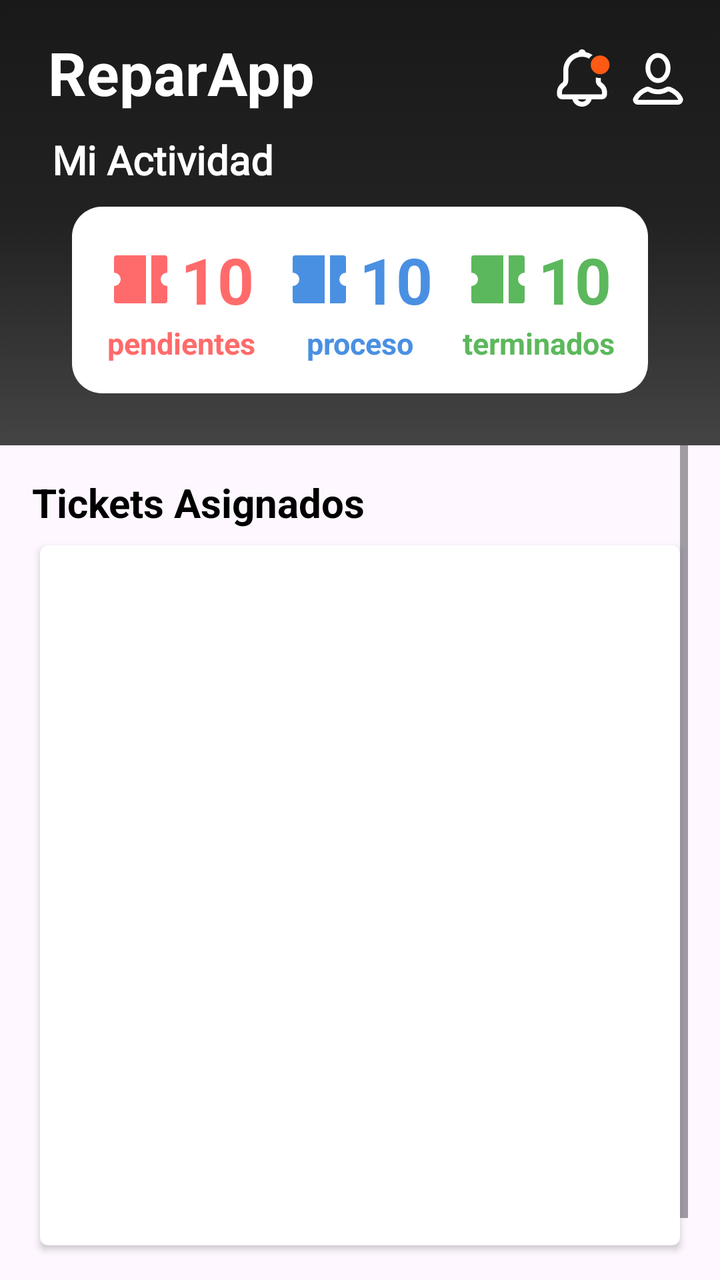
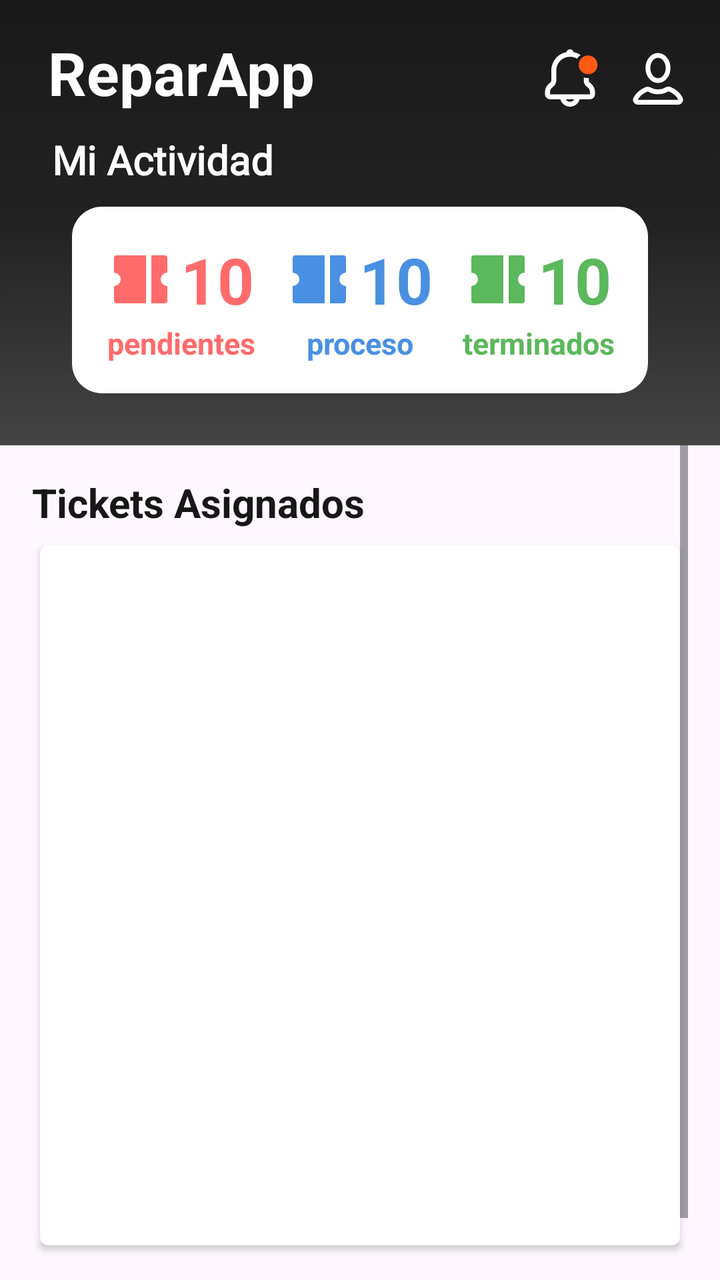

Screens rendered from an Android XML layout before and after an edit, with the pre-edit source and the edit as a unified diff.
<!-- AndroidManifest.xml: application theme Theme.ReparApp -->
<!-- res/layout/fragment_home_technical.xml -->
<?xml version="1.0" encoding="utf-8"?>
<LinearLayout xmlns:android="http://schemas.android.com/apk/res/android"
    xmlns:app="http://schemas.android.com/apk/res-auto"
    xmlns:tools="http://schemas.android.com/tools"
    android:layout_width="match_parent"
    android:orientation="vertical"
    android:layout_height="match_parent">

    <LinearLayout
        android:layout_width="match_parent"
        android:layout_height="match_parent"
        android:orientation="vertical">

        <LinearLayout
            android:layout_width="match_parent"
            android:layout_height="wrap_content"
            android:background="@drawable/bg_fondo"
            android:orientation="vertical"
            android:padding="16dp"
            >
            <androidx.constraintlayout.widget.ConstraintLayout
                android:id="@+id/headerLayout"
                android:layout_width="match_parent"
                android:layout_height="wrap_content"
                android:gravity="center_vertical"
                android:orientation="horizontal"
                >

                <TextView
                    android:id="@+id/tv_titulo_home"
                    android:layout_width="wrap_content"
                    android:layout_height="wrap_content"
                    android:layout_marginStart="8dp"
                    android:text="@string/home"
                    android:textColor="@android:color/white"
                    android:textSize="30sp"
                    android:textStyle="bold"
                    app:layout_constraintStart_toStartOf="parent"
                    app:layout_constraintTop_toTopOf="parent" />

                <ImageView
                    android:id="@+id/img_usuario_notificacion"
                    android:layout_width="30dp"
                    android:layout_height="30dp"
                    android:layout_marginTop="8dp"
                    android:layout_marginEnd="8dp"
                    android:src="@drawable/icon_noti_act"
                    app:layout_constraintEnd_toStartOf="@id/img_usuario_perfil"
                    app:layout_constraintTop_toTopOf="parent" />

                <ImageView
                    android:id="@+id/img_usuario_perfil"
                    android:layout_width="30dp"
                    android:layout_height="30dp"
                    android:layout_marginTop="8dp"
                    android:src="@drawable/icon_profile_pru"
                    app:layout_constraintEnd_toEndOf="parent"
                    app:layout_constraintTop_toTopOf="parent" />

            </androidx.constraintlayout.widget.ConstraintLayout>

            <TextView
                android:layout_width="wrap_content"
                android:layout_height="wrap_content"
                android:fontFamily="@font/roboto_bold"
                android:layout_marginStart="10dp"
                android:text="Mi Actividad"
                android:textColor="@color/white"
                android:layout_marginTop="10dp"
                android:textSize="20sp"
                android:textStyle="bold" />

            <LinearLayout
                android:layout_width="match_parent"
                android:layout_height="wrap_content"
                android:layout_marginTop="8dp"
                android:layout_marginBottom="10dp"
                android:layout_marginHorizontal="20dp"
                android:layout_marginVertical="10dp"
                android:orientation="horizontal"
                android:background="@drawable/bg_background_white"
                android:paddingHorizontal="10dp"
                android:paddingVertical="5dp"
                >

                <androidx.constraintlayout.widget.ConstraintLayout
                        android:layout_width="80dp"
                        android:layout_height="wrap_content"
                        android:layout_weight="1"
                        android:gravity="center"
                        android:orientation="horizontal"
                        android:paddingVertical="10dp">

                        <LinearLayout
                            android:id="@+id/cantidad_pendiente"
                            android:layout_width="wrap_content"
                            android:layout_height="wrap_content"
                            android:gravity="center_horizontal"
                            android:orientation="horizontal"
                            app:layout_constraintEnd_toEndOf="parent"
                            app:layout_constraintStart_toStartOf="parent"
                            app:layout_constraintTop_toTopOf="parent">

                            <ImageView
                                android:id="@+id/img_ticket_pendientes"
                                android:layout_width="32dp"
                                android:layout_height="32dp"
                                android:layout_gravity="center"
                                android:contentDescription="Ticket Icon"
                                android:src="@drawable/icon_ticket_white"
                                app:tint="#FF6B6B" />

                            <TextView
                                android:id="@+id/tv_tickets_pendientes"
                                android:layout_width="wrap_content"
                                android:layout_height="wrap_content"
                                android:layout_marginStart="4dp"
                                android:text="10"
                                android:textColor="#FF6B6B"
                                android:textSize="32sp"
                                android:textStyle="bold"
                                app:layout_constraintStart_toEndOf="@id/img_ticket_pendientes"
                                app:layout_constraintTop_toTopOf="parent" />

                        </LinearLayout>

                        <TextView
                            android:layout_width="wrap_content"
                            android:layout_height="wrap_content"
                            android:text="@string/pendientes"
                            android:textColor="#FF6B6B"
                            android:textSize="15sp"
                            android:textStyle="bold"
                            app:layout_constraintEnd_toEndOf="parent"
                            app:layout_constraintStart_toStartOf="parent"
                            app:layout_constraintTop_toBottomOf="@id/cantidad_pendiente" />
                    </androidx.constraintlayout.widget.ConstraintLayout>
                <androidx.constraintlayout.widget.ConstraintLayout
                        android:layout_width="80dp"
                        android:layout_height="wrap_content"
                        android:gravity="center"
                        android:layout_weight="1"
                        android:orientation="horizontal"
                        android:paddingVertical="10dp">

                        <LinearLayout
                            android:id="@+id/cantidad_asignado"
                            android:layout_width="wrap_content"
                            android:layout_height="wrap_content"
                            android:gravity="center_horizontal"
                            android:orientation="horizontal"
                            app:layout_constraintEnd_toEndOf="parent"
                            app:layout_constraintStart_toStartOf="parent"
                            app:layout_constraintTop_toTopOf="parent">

                            <ImageView
                                android:layout_width="32dp"
                                android:layout_height="32dp"
                                android:layout_gravity="center"
                                android:contentDescription="Ticket Icon"
                                android:src="@drawable/icon_ticket_white"
                                app:tint="#4A90E2" />

                            <TextView
                                android:id="@+id/tv_tickets_asignados"
                                android:layout_width="wrap_content"
                                android:layout_height="wrap_content"
                                android:layout_marginStart="4dp"
                                android:text="10"
                                android:textColor="#4A90E2"
                                android:textSize="32sp"
                                android:textStyle="bold" />

                        </LinearLayout>

                        <TextView
                            android:layout_width="wrap_content"
                            android:layout_height="wrap_content"
                            android:text="proceso"
                            android:textColor="#4A90E2"
                            android:textSize="15sp"
                            android:textStyle="bold"
                            app:layout_constraintEnd_toEndOf="parent"
                            app:layout_constraintStart_toStartOf="parent"
                            app:layout_constraintTop_toBottomOf="@id/cantidad_asignado" />
                    </androidx.constraintlayout.widget.ConstraintLayout>
                <androidx.constraintlayout.widget.ConstraintLayout
                        android:layout_width="80dp"
                        android:layout_height="wrap_content"
                        android:layout_weight="1"
                        android:gravity="center"
                        android:orientation="horizontal"
                        android:paddingVertical="10dp">

                        <LinearLayout
                            android:id="@+id/cantidad_pentdiente"
                            android:layout_width="wrap_content"
                            android:layout_height="wrap_content"
                            android:gravity="center_horizontal"
                            android:orientation="horizontal"
                            app:layout_constraintEnd_toEndOf="parent"
                            app:layout_constraintStart_toStartOf="parent"
                            app:layout_constraintTop_toTopOf="parent">

                            <ImageView
                                android:id="@+id/img_ticket_terminados"
                                android:layout_width="32dp"
                                android:layout_height="32dp"
                                android:layout_gravity="center"
                                android:contentDescription="Ticket Icon"
                                android:src="@drawable/icon_ticket_white"
                                app:tint="#5CB85C" />

                            <TextView
                                android:id="@+id/tv_tickets_terminados"
                                android:layout_width="wrap_content"
                                android:layout_height="wrap_content"
                                android:layout_marginStart="4dp"
                                android:text="10"
                                android:textColor="#5CB85C"
                                android:textSize="32sp"
                                android:textStyle="bold"
                                app:layout_constraintStart_toEndOf="@id/img_ticket_pendientes"
                                app:layout_constraintTop_toTopOf="parent" />

                        </LinearLayout>

                        <TextView
                            android:layout_width="wrap_content"
                            android:layout_height="wrap_content"
                            android:text="terminados"
                            android:textColor="#5CB85C"
                            android:textSize="15sp"
                            android:textStyle="bold"
                            app:layout_constraintEnd_toEndOf="parent"
                            app:layout_constraintStart_toStartOf="parent"
                            app:layout_constraintTop_toBottomOf="@id/cantidad_pentdiente" />
                    </androidx.constraintlayout.widget.ConstraintLayout>

            </LinearLayout>
        </LinearLayout>


        <LinearLayout
            android:layout_width="match_parent"
            android:layout_height="wrap_content"
            android:layout_marginHorizontal="16dp"
            android:layout_weight="1"
            android:orientation="vertical">

            <ScrollView
                android:layout_width="match_parent"
                android:layout_height="match_parent"
                android:fillViewport="true">
                <LinearLayout
                    android:layout_width="match_parent"
                    android:layout_height="match_parent"
                    android:orientation="vertical">
                    <androidx.constraintlayout.widget.ConstraintLayout
                        android:layout_width="match_parent"
                        android:layout_height="wrap_content"
                        android:layout_marginTop="15dp">

                        <TextView
                            android:id="@+id/tv_titulo_mis_tickets"
                            android:layout_width="wrap_content"
                            android:layout_height="wrap_content"
                            android:text="Tickets Asignados"
                            android:textColor="@color/black"
                            android:textSize="20sp"
                            android:textStyle="bold"
                            app:layout_constraintBottom_toBottomOf="parent"
                            app:layout_constraintStart_toStartOf="parent"
                            app:layout_constraintTop_toTopOf="parent" />

                        
                        
                        
                        
                        
                        
                        
                        
                        
                        
                        
                    </androidx.constraintlayout.widget.ConstraintLayout>

                    <androidx.cardview.widget.CardView
                        android:layout_width="match_parent"
                        android:layout_height="350dp"
                        android:layout_marginHorizontal="4dp"
                        android:layout_marginTop="8dp"
                        app:cardCornerRadius="4dp">

                        <TextView
                            android:id="@+id/tv_no_tickets"
                            android:layout_width="match_parent"
                            android:layout_height="wrap_content"
                            android:text="No hay tickets registrados"
                            android:gravity="center"
                            android:textSize="16sp"
                            android:textColor="@color/black"
                            android:visibility="gone"
                            android:layout_marginTop="10dp"
                            />

                        <androidx.recyclerview.widget.RecyclerView
                            android:id="@+id/rv_historial_tickets"
                            android:layout_width="match_parent"
                            android:layout_height="wrap_content"
                            android:paddingHorizontal="10dp"
                            tools:layoutManager="LinearLayoutManager"
                            tools:listitem="@layout/item_ticket"
                            tools:orientation="vertical" />
                    </androidx.cardview.widget.CardView>

                    <androidx.constraintlayout.widget.ConstraintLayout
                        android:layout_width="match_parent"
                        android:layout_height="wrap_content"
                        android:layout_marginTop="14dp">

                        <TextView
                            android:id="@+id/tv_tips_soluciones"
                            android:layout_width="wrap_content"
                            android:layout_height="wrap_content"
                            android:text="Tips y Soluciones"
                            android:textColor="@color/black"
                            android:textSize="20sp"
                            android:textStyle="bold"
                            app:layout_constraintBottom_toBottomOf="parent"
                            app:layout_constraintStart_toStartOf="parent"
                            app:layout_constraintTop_toTopOf="parent" />

                        <TextView
                            android:id="@+id/tv_ver_mas"
                            android:layout_width="wrap_content"
                            android:layout_height="24dp"
                            android:text="Ver Más"
                            android:textColor="#5D5D5D"
                            android:textSize="16dp"
                            android:textStyle="bold"
                            app:layout_constraintBottom_toBottomOf="@id/tv_tips_soluciones"
                            app:layout_constraintEnd_toEndOf="parent"
                            app:layout_constraintTop_toTopOf="parent" />
                    </androidx.constraintlayout.widget.ConstraintLayout>


                    <androidx.recyclerview.widget.RecyclerView
                        android:id="@+id/rv_base_conocimientos"
                        android:layout_width="match_parent"
                        android:layout_height="wrap_content"
                        android:layout_marginTop="10dp"
                        android:scrollbars="none"
                        tools:layoutManager="LinearLayoutManager"
                        tools:listitem="@layout/item_know_prueba"
                        tools:orientation="horizontal" />
                </LinearLayout>
            </ScrollView>


        </LinearLayout>



    </LinearLayout>
</LinearLayout>
<!-- res/layout/item_ticket.xml (included above) -->
<?xml version="1.0" encoding="utf-8"?>
<LinearLayout xmlns:android="http://schemas.android.com/apk/res/android"
    android:layout_width="match_parent"
    android:layout_height="80dp"
    xmlns:app="http://schemas.android.com/apk/res-auto"
    android:layout_marginHorizontal="8dp"
    android:layout_marginBottom="8dp"
    android:orientation="horizontal"
    android:gravity="center_vertical"

    >


        <ImageView
            android:id="@+id/ticketIcon"
            android:layout_width="45dp"
            android:layout_height="45dp"
            android:src="@drawable/icon_ticket_prueba"
            android:contentDescription="Ticket Type Icon"
            app:tint="@android:color/black"
            android:layout_marginEnd="12dp" />

        <LinearLayout
            android:layout_width="0dp"
            android:layout_height="wrap_content"
            android:layout_weight="1"
            android:layout_marginEnd="10dp"
            android:orientation="vertical">

            <TextView
                android:id="@+id/ticket_codigo"
                android:layout_width="wrap_content"
                android:layout_height="wrap_content"
                android:text="TICKET"
                android:maxLines="1"
                android:textColor="@android:color/black"
                android:textSize="16sp"

                android:textStyle="bold" />

            <TextView
                android:id="@+id/ticket_fecha_reporte"
                android:layout_width="wrap_content"
                android:layout_height="wrap_content"
                android:text="12 Mayo 2025 - 9:14 Am"
                android:textColor="@color/grey"
                android:textSize="14sp"
                android:layout_marginTop="4dp" />

        </LinearLayout>

        <com.google.android.material.button.MaterialButton
            android:id="@+id/btn_ticket_ver_detalle"
            android:layout_width="wrap_content"
            android:layout_height="50dp"
            android:text="Ir"
            android:textColor="@android:color/white"
            android:backgroundTint = "@color/black"
            android:textSize="16sp"
            android:paddingHorizontal="10dp"
            android:textAllCaps="false"
            android:minWidth="0dp"
            app:icon="@drawable/ic_arrow_right"
            app:iconGravity="end"
            app:cornerRadius="5dp"/>


    </LinearLayout>
<!-- res/layout/item_know_prueba.xml (included above) -->
<?xml version="1.0" encoding="utf-8"?>
<androidx.cardview.widget.CardView android:layout_width="match_parent"
    android:layout_height="wrap_content"
    xmlns:app="http://schemas.android.com/apk/res-auto"
    app:cardCornerRadius="4dp"
    android:layout_margin="4dp"
    xmlns:android="http://schemas.android.com/apk/res/android">
        <LinearLayout
            android:layout_width="match_parent"
            android:layout_height="110dp"
            android:gravity="start|center"
            android:orientation="vertical"
            android:paddingHorizontal="10dp"
            >

            <TextView
                android:id="@+id/tv_nombre_problema"
                android:layout_width="wrap_content"
                android:layout_height="wrap_content"
                android:gravity="start|center"
                android:text="Pantalla rota de iphone 15"
                android:textSize="18dp"
                android:textAppearance="?attr/textAppearanceHeadline6" />

            <TextView
                android:id="@+id/tv_descripcion_solucion"
                android:layout_width="wrap_content"
                android:layout_height="wrap_content"
                android:layout_marginTop="10dp"
                android:textSize="16dp"
                android:maxLines="2"
                android:ellipsize="end"
                android:textColor="#505050"
                android:text="Para el cambio de pantalla de este modelo, debemos consultar con la guía específica ..."
                android:textAppearance="?attr/textAppearanceBody1" />

        </LinearLayout>
    </androidx.cardview.widget.CardView>
<!-- resources referenced by this layout -->
<resources>
  <color name="black">#FF000000</color>
  <color name="grey">#828282</color>
  <color name="white">#FFFFFFFF</color>
  <!-- drawable bg_background_white (drawable) -->
  <?xml version="1.0" encoding="utf-8"?>
  <selector xmlns:android="http://schemas.android.com/apk/res/android">
      <item>
          <shape android:shape="rectangle">
              <solid android:color="@color/white"/>
              <corners android:radius="15dp"/>
          </shape>
      </item>
  </selector>
  <!-- drawable bg_fondo (drawable) -->
  <?xml version="1.0" encoding="utf-8"?>
  <selector xmlns:android="http://schemas.android.com/apk/res/android">
      <item>
          <shape android:shape="rectangle">
              <gradient
                  android:type="linear"
                  android:angle="270"
                  android:startColor="#191919"
                  android:centerColor="#222222"
                  android:endColor="#444444"
                  android:gradientRadius="0.8"
              />
          </shape>
      </item>
  </selector>
  <!-- drawable icon_profile_pru (drawable) -->
  <vector xmlns:android="http://schemas.android.com/apk/res/android"
      android:width="50dp"
      android:height="50dp"
      android:viewportWidth="50"
      android:viewportHeight="50">
    <path
        android:pathData="M25,6.167C29.323,6.167 33.416,10.511 33.416,16.667C33.416,22.822 29.323,27.166 25,27.167C20.678,27.167 16.583,22.823 16.583,16.667C16.583,10.511 20.678,6.167 25,6.167Z"
        android:strokeWidth="4"
        android:fillColor="#00000000"
        android:strokeColor="#ffffff"/>
    <path
        android:pathData="M32.695,34.381C33.067,34.158 33.845,34.058 34.723,34.336C38.902,36.061 42.012,38.869 43.628,42.101C44.321,43.487 43.327,45.249 41.458,45.249H8.542C7.655,45.249 6.904,44.805 6.484,44.204C6.081,43.626 6.015,42.975 6.345,42.364L6.358,42.337L6.372,42.31C7.996,39.062 11.13,36.239 15.341,34.516L15.41,34.488L15.477,34.454C15.997,34.194 16.761,34.22 17.482,34.483C19.801,35.839 22.187,36.541 25,36.541C27.884,36.541 30.321,35.805 32.695,34.381Z"
        android:strokeWidth="4"
        android:fillColor="#00000000"
        android:strokeColor="#ffffff"/>
  </vector>
  <!-- drawable icon_ticket_white (drawable) -->
  <vector xmlns:android="http://schemas.android.com/apk/res/android"
      android:width="24dp"
      android:height="24dp"
      android:viewportWidth="24"
      android:viewportHeight="24">
    <path
        android:fillColor="#FF000000"
        android:pathData="M14,3v18L3,21a1,1 0,0 1,-1 -1v-5.5a2.5,2.5 0,1 0,0 -5L2,4a1,1 0,0 1,1 -1h11zM16,3h5a1,1 0,0 1,1 1v5.5a2.5,2.5 0,1 0,0 5L22,20a1,1 0,0 1,-1 1h-5L16,3z"/>
  </vector>
  <string name="home">ReparApp</string>
  <string name="pendientes">pendientes</string>
  <style name="Theme.ReparApp" parent="Base.Theme.ReparApp" />
  <style name="Base.Theme.ReparApp" parent="Theme.Material3.DayNight.NoActionBar">
          
          
      </style>
  <!-- unchanged entries left out for length: 3 -->
</resources>

<!-- the commit's change to res/layout/fragment_home_technical.xml (unified diff, before → after) -->
@@ -43,7 +43,7 @@
                     android:layout_width="30dp"
                     android:layout_height="30dp"
                     android:layout_marginTop="8dp"
-                    android:layout_marginEnd="8dp"
+                    android:layout_marginEnd="14dp"
                     android:src="@drawable/icon_noti_act"
                     app:layout_constraintEnd_toStartOf="@id/img_usuario_perfil"
                     app:layout_constraintTop_toTopOf="parent" />
@@ -266,7 +266,7 @@
                             android:layout_width="wrap_content"
                             android:layout_height="wrap_content"
                             android:text="Tickets Asignados"
-                            android:textColor="@color/black"
+                            android:textColor="@color/primary_title"
                             android:textSize="20sp"
                             android:textStyle="bold"
                             app:layout_constraintBottom_toBottomOf="parent"
@@ -325,7 +325,7 @@
                             android:layout_width="wrap_content"
                             android:layout_height="wrap_content"
                             android:text="Tips y Soluciones"
-                            android:textColor="@color/black"
+                            android:textColor="@color/primary_title"
                             android:textSize="20sp"
                             android:textStyle="bold"
                             app:layout_constraintBottom_toBottomOf="parent"
@@ -353,7 +353,7 @@
                         android:layout_marginTop="10dp"
                         android:scrollbars="none"
                         tools:layoutManager="LinearLayoutManager"
-                        tools:listitem="@layout/item_know_prueba"
+                        tools:listitem="@layout/item_know"
                         tools:orientation="horizontal" />
                 </LinearLayout>
             </ScrollView>
@@ -401,7 +401,7 @@
                 android:layout_height="wrap_content"
                 android:text="TICKET"
                 android:maxLines="1"
-                android:textColor="@android:color/black"
+                android:textColor="@color/primary_title"
                 android:textSize="16sp"
 
                 android:textStyle="bold" />
@@ -423,7 +423,7 @@
             android:layout_height="50dp"
             android:text="Ir"
             android:textColor="@android:color/white"
-            android:backgroundTint = "@color/black"
+            android:backgroundTint = "#121212"
             android:textSize="16sp"
             android:paddingHorizontal="10dp"
             android:textAllCaps="false"
@@ -434,7 +434,7 @@
 
 
     </LinearLayout>
-<!-- res/layout/item_know_prueba.xml (included above) -->
+<!-- res/layout/item_know.xml (included above) -->
 <?xml version="1.0" encoding="utf-8"?>
 <androidx.cardview.widget.CardView android:layout_width="match_parent"
     android:layout_height="wrap_content"
@@ -455,6 +455,7 @@
                 android:layout_width="wrap_content"
                 android:layout_height="wrap_content"
                 android:gravity="start|center"
+                android:textColor="@color/primary_title"
                 android:text="Pantalla rota de iphone 15"
                 android:textSize="18dp"
                 android:textAppearance="?attr/textAppearanceHeadline6" />
<!-- resource entries referenced after the edit -->
@@ -2,6 +2,7 @@
 <resources>
   <color name="black">#FF000000</color>
   <color name="grey">#828282</color>
+  <color name="primary_title">#171717</color>
   <color name="white">#FFFFFFFF</color>
   <!-- drawable bg_background_white (drawable) -->
   <?xml version="1.0" encoding="utf-8"?>
@@ -60,8 +61,7 @@
   <string name="pendientes">pendientes</string>
   <style name="Theme.ReparApp" parent="Base.Theme.ReparApp" />
   <style name="Base.Theme.ReparApp" parent="Theme.Material3.DayNight.NoActionBar">
-          
-          
+  
       </style>
   <!-- unchanged entries left out for length: 3 -->
 </resources>
